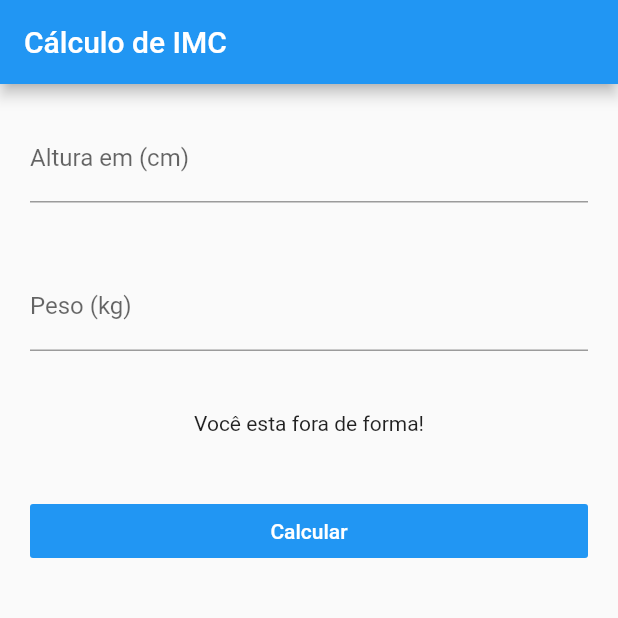
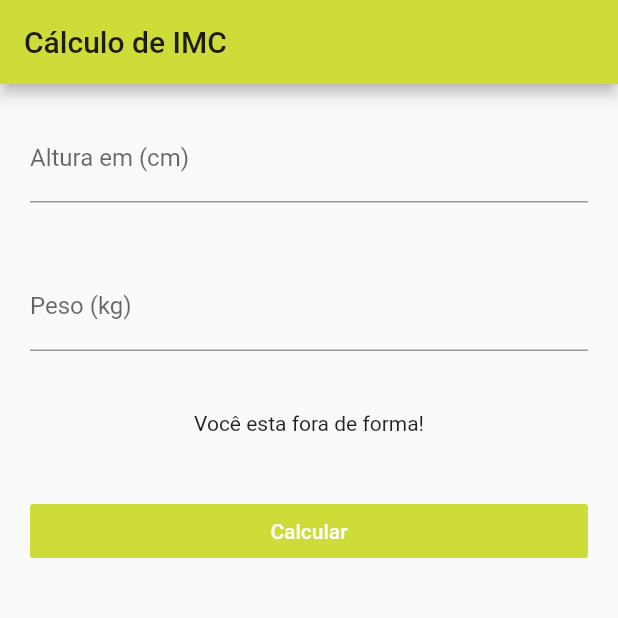
Before and after one commit to GabrielAndreatto/IMC-Flutter, a Flutter app: the screen it shows after launch, on a phone screen of 412 x 824 dp, the top half of it. Run offline on Flutter 3.47's test engine with Material 2 defaults, Android fonts, the phone set to English and light mode, and no system bars.

Commit message:
Android setup OK.

```diff
--- a/lib/main.dart
+++ b/lib/main.dart
@@ -1,18 +1,5 @@
 import 'package:flutter/material.dart';
-import 'package:imc_baltaio/ui/android/pages/home.page.dart';
+import 'package:imc_baltaio/ui/android/material-app.dart';
 
-void main() => runApp(MyApp());
-
-class MyApp extends StatelessWidget {
-  @override
-  Widget build(BuildContext context) {
-    return MaterialApp(
-      title: 'IMC',
-      debugShowCheckedModeBanner: false,
-      theme: ThemeData(
-        primarySwatch: Colors.blue,
-      ),
-      home: HomePage(),
-    );
-  }
-}
+void main() => runApp(MyMaterialApp());
+//void main() => runApp(MyCupertinoApp());
--- /dev/null
+++ b/lib/ui/android/material-app.dart
@@ -0,0 +1,16 @@
+import 'package:flutter/material.dart';
+import 'package:imc_baltaio/ui/android/pages/home.page.dart';
+
+class MyMaterialApp extends StatelessWidget {
+  @override
+  Widget build(BuildContext context) {
+    return MaterialApp(
+      title: 'IMC',
+      debugShowCheckedModeBanner: false,
+      theme: ThemeData(
+        primarySwatch: Colors.lime,
+      ),
+      home: HomePage(),
+    );
+  }
+}
--- /dev/null
+++ b/lib/ui/ios/cupertino-app.dart
@@ -0,0 +1,13 @@
+import 'package:flutter/cupertino.dart';
+import 'package:imc_baltaio/ui/ios/pages/home.page.dart';
+
+class MyCupertinoApp extends StatelessWidget {
+  @override
+  Widget build(BuildContext context) {
+    return CupertinoApp(
+      title: 'IMC',
+      debugShowCheckedModeBanner: false,
+      home: HomePage(),
+    );
+  }
+}
--- /dev/null
+++ b/lib/ui/ios/pages/home.page.dart
@@ -0,0 +1,15 @@
+import 'package:flutter/cupertino.dart';
+
+class HomePage extends StatefulWidget {
+  @override
+  _HomePageState createState() => _HomePageState();
+}
+
+class _HomePageState extends State<HomePage> {
+  @override
+  Widget build(BuildContext context) {
+    return Container(
+
+    );
+  }
+}
```
Also changed, not shown: 1 other file.
